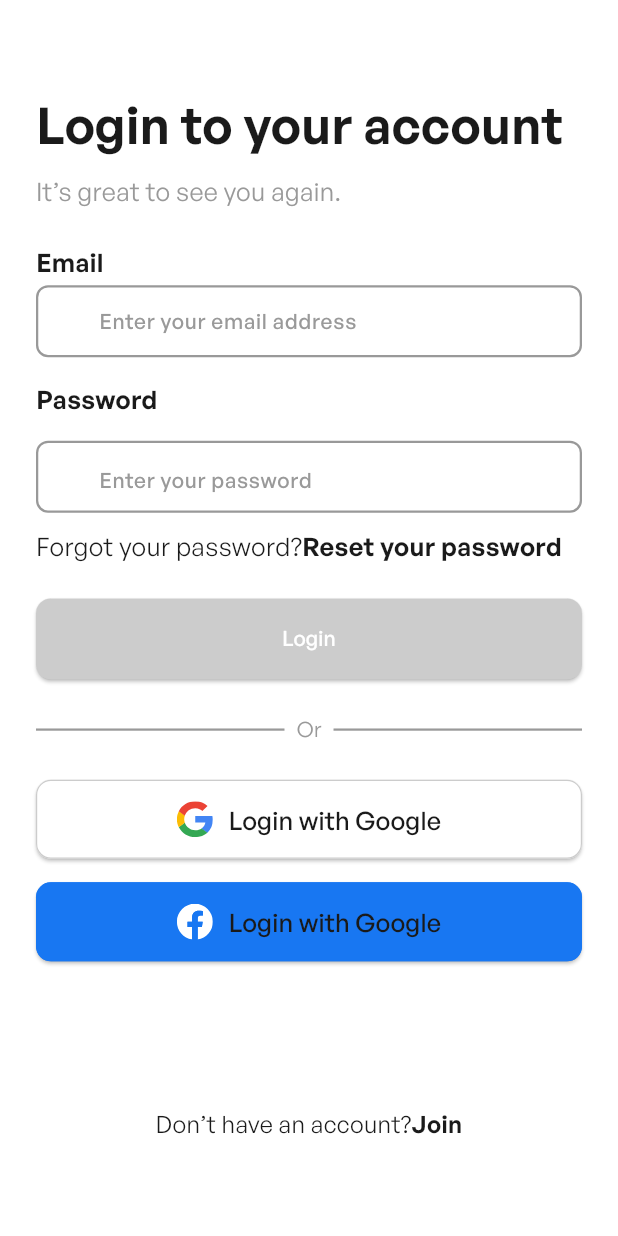
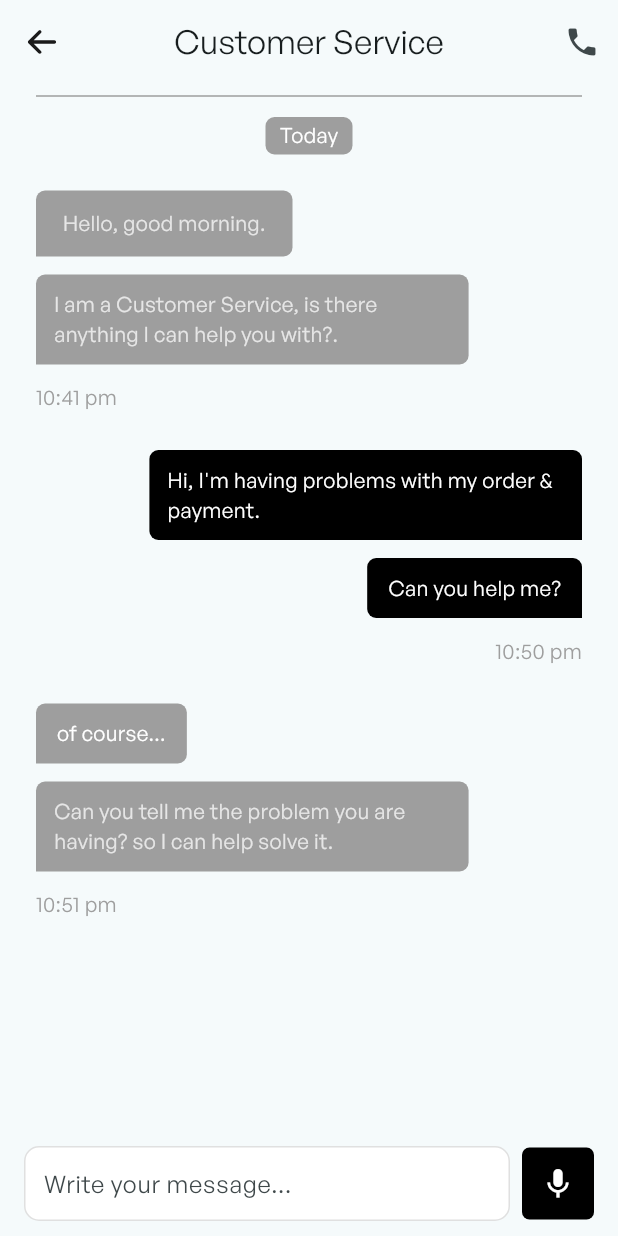
Before and after one commit to Clevrem5/storeApp, a Flutter app: the screen it shows after launch, on a phone screen of 412 x 824 dp. Run offline on Flutter 3.47's test engine with Material 3 defaults, Android fonts, the phone set to English and light mode, and no system bars; our stand-ins replace bloc, cached_network_image, dio, equatable, flutter_bloc, flutter_map and 12 more; missing offline and left inert: birth_picker; accounts and stored records are empty.

Commit message:
Chat Tayyor

```diff
--- /dev/null
+++ b/lib/Features/customer_service/pages/customer_service.dart
@@ -0,0 +1,15 @@
+import 'package:flutter/material.dart';
+import 'package:store_app/Features/customer_service/widgets/customer_service_view_app_bar.dart';
+import 'package:store_app/Features/customer_service/widgets/customer_service_view_body.dart';
+
+class CustomerServiceView extends StatelessWidget {
+  const CustomerServiceView({super.key});
+
+  @override
+  Widget build(BuildContext context) {
+    return Scaffold(
+      appBar: CustomerServiceViewAppBar(),
+      body: CustomerServiceViewBody(),
+    );
+  }
+}
--- /dev/null
+++ b/lib/Features/customer_service/widgets/customer_service_view_app_bar.dart
@@ -0,0 +1,27 @@
+import 'package:flutter/material.dart';
+import 'package:flutter_svg/flutter_svg.dart';
+
+class CustomerServiceViewAppBar extends StatelessWidget implements PreferredSizeWidget {
+  const CustomerServiceViewAppBar({super.key});
+
+  @override
+  Size get preferredSize => const Size.fromHeight(kToolbarHeight);
+
+  @override
+  Widget build(BuildContext context) {
+    return AppBar(
+      title: const Text("Customer Service"),
+      centerTitle: true,
+      leading: IconButton(
+        icon: SvgPicture.asset("assets/icons/back.svg"),
+        onPressed: () => Navigator.pop(context),
+      ),
+      actions: [
+        IconButton(
+          icon: const Icon(Icons.phone),
+          onPressed: () {},
+        ),
+      ],
+    );
+  }
+}
--- /dev/null
+++ b/lib/Features/customer_service/widgets/customer_service_view_body.dart
@@ -0,0 +1,284 @@
+import 'package:flutter/material.dart';
+
+import '../../../Core/utils/app_colors.dart';
+
+class CustomerServiceViewBody extends StatelessWidget {
+  const CustomerServiceViewBody({
+    super.key,
+  });
+
+  @override
+  Widget build(BuildContext context) {
+    return Column(
+      children: [
+        const Divider(
+          color: Colors.grey,
+          thickness: 1,
+          indent: 24,
+          endIndent: 24,
+        ),
+        const SizedBox(height: 6),
+        Container(
+          alignment: Alignment.center,
+          width: 58,
+          height: 25,
+          decoration: BoxDecoration(
+            color: Colors.grey,
+            borderRadius: BorderRadius.circular(6),
+          ),
+          child: const Text(
+            "Today",
+            style: TextStyle(color: AppColors.white),
+          ),
+        ),
+        SizedBox(
+          height: 24,
+        ),
+        Align(
+          alignment: Alignment.centerLeft,
+          child: Container(
+            alignment: Alignment.center,
+            margin: EdgeInsets.only(left: 24),
+            width: 171,
+            height: 44,
+            decoration: BoxDecoration(
+              color: Colors.grey,
+              borderRadius: BorderRadius.only(
+                topLeft: Radius.circular(6),
+                topRight: Radius.circular(6),
+                bottomRight: Radius.circular(6),
+              ),
+            ),
+            child: const Text(
+              "Hello, good morning.",
+              style: TextStyle(color: AppColors.bottomBorder),
+            ),
+          ),
+        ),
+        SizedBox(height: 12),
+        Align(
+          alignment: Alignment.centerLeft,
+          child: Container(
+            alignment: Alignment.center,
+            margin: EdgeInsets.only(left: 24),
+            padding: EdgeInsets.symmetric(horizontal: 12, vertical: 10),
+            constraints: BoxConstraints(
+              maxWidth: MediaQuery.of(context).size.width * 0.7,
+            ),
+            decoration: BoxDecoration(
+              color: Colors.grey,
+              borderRadius: BorderRadius.only(
+                topLeft: Radius.circular(6),
+                topRight: Radius.circular(6),
+                bottomRight: Radius.circular(6),
+              ),
+            ),
+            child: const Text(
+              "I am a Customer Service, is there anything I can help you with?.",
+              style: TextStyle(color: AppColors.bottomBorder),
+              softWrap: true,
+            ),
+          ),
+        ),
+        SizedBox(
+          height: 12,
+        ),
+        Align(
+          alignment: Alignment.centerLeft,
+          child: Padding(
+            padding: EdgeInsets.only(left: 24),
+            child: Text(
+              "10:41 pm",
+              style: TextStyle(color: Colors.grey),
+            ),
+          ),
+        ),
+        SizedBox(
+          height: 25,
+        ),
+        Align(
+          alignment: Alignment.centerRight,
+          child: Container(
+            alignment: Alignment.center,
+            margin: EdgeInsets.only(right: 24),
+            padding: EdgeInsets.symmetric(horizontal: 12, vertical: 10),
+            constraints: BoxConstraints(
+              maxWidth: MediaQuery.of(context).size.width * 0.7,
+            ),
+            decoration: BoxDecoration(
+              color: Colors.black,
+              borderRadius: BorderRadius.only(
+                topLeft: Radius.circular(6),
+                topRight: Radius.circular(6),
+                bottomLeft: Radius.circular(6),
+              ),
+            ),
+            child: const Text(
+              "Hi, I'm having problems with my order & payment.",
+              style: TextStyle(color: AppColors.white),
+              softWrap: true,
+            ),
+          ),
+        ),
+        SizedBox(
+          height: 12,
+        ),
+        Align(
+          alignment: Alignment.centerRight,
+          child: Container(
+            margin: EdgeInsets.only(right: 24),
+            padding: EdgeInsets.symmetric(horizontal: 14, vertical: 10),
+            constraints: BoxConstraints(
+              maxWidth: MediaQuery.of(context).size.width * 0.7,
+            ),
+            decoration: BoxDecoration(
+              color: Colors.black,
+              borderRadius: BorderRadius.only(
+                topLeft: Radius.circular(6),
+                topRight: Radius.circular(6),
+                bottomLeft: Radius.circular(6),
+              ),
+            ),
+            child: const Text(
+              "Can you help me?",
+              style: TextStyle(
+                color: AppColors.white,
+                fontSize: 14,
+              ),
+              textAlign: TextAlign.left,
+              softWrap: true,
+            ),
+          ),
+        ),
+        SizedBox(
+          height: 12,
+        ),
+        Align(
+          alignment: Alignment.centerRight,
+          child: Padding(
+            padding: EdgeInsets.only(right: 24),
+            child: Text(
+              "10:50 pm",
+              style: TextStyle(color: Colors.grey),
+            ),
+          ),
+        ),
+        SizedBox(
+          height: 25,
+        ),
+        Align(
+          alignment: Alignment.centerLeft,
+          child: Container(
+            margin: EdgeInsets.only(left: 24),
+            padding: EdgeInsets.symmetric(horizontal: 14, vertical: 10),
+            constraints: BoxConstraints(
+              maxWidth: MediaQuery.of(context).size.width * 0.7,
+            ),
+            decoration: BoxDecoration(
+              color: Colors.grey,
+              borderRadius: BorderRadius.only(
+                topLeft: Radius.circular(6),
+                topRight: Radius.circular(6),
+                bottomRight: Radius.circular(6),
+              ),
+            ),
+            child: const Text(
+              "of course...",
+              style: TextStyle(
+                color: AppColors.white,
+                fontSize: 14,
+              ),
+              textAlign: TextAlign.right,
+              softWrap: true,
+            ),
+          ),
+        ),
+        SizedBox(
+          height: 12,
+        ),
+        Align(
+          alignment: Alignment.centerLeft,
+          child: Container(
+            alignment: Alignment.center,
+            margin: EdgeInsets.only(left: 24),
+            padding: EdgeInsets.symmetric(horizontal: 12, vertical: 10),
+            constraints: BoxConstraints(
+              maxWidth: MediaQuery.of(context).size.width * 0.7,
+            ),
+            decoration: BoxDecoration(
+              color: Colors.grey,
+              borderRadius: BorderRadius.only(
+                topLeft: Radius.circular(6),
+                topRight: Radius.circular(6),
+                bottomRight: Radius.circular(6),
+              ),
+            ),
+            child: const Text(
+              "Can you tell me the problem you are having? so I can help solve it.",
+              style: TextStyle(color: AppColors.bottomBorder),
+              softWrap: true,
+            ),
+          ),
+        ),
+        SizedBox(
+          height: 12,
+        ),
+        Align(
+          alignment: Alignment.centerLeft,
+          child: Padding(
+            padding: EdgeInsets.only(left: 24),
+            child: Text(
+              "10:51 pm",
+              style: TextStyle(color: Colors.grey),
+            ),
+          ),
+        ),
+        SizedBox(
+          height: 27,
+        ),
+        Expanded(
+          child: Column(
+            children: [
+              Expanded(child: Container()),
+              Padding(
+                padding:
+                    const EdgeInsets.symmetric(horizontal: 16.0, vertical: 10),
+                child: Row(
+                  children: [
+                    Expanded(
+                      child: Container(
+                        padding: const EdgeInsets.symmetric(horizontal: 12),
+                        decoration: BoxDecoration(
+                          color: Colors.white,
+                          borderRadius: BorderRadius.circular(10),
+                          border: Border.all(color: Colors.grey.shade300),
+                        ),
+                        child: const TextField(
+                          decoration: InputDecoration(
+                            hintText: "Write your message...",
+                            border: InputBorder.none,
+                          ),
+                        ),
+                      ),
+                    ),
+                    const SizedBox(width: 8),
+                    Container(
+                      decoration: BoxDecoration(
+                        color: Colors.black,
+                        borderRadius: BorderRadius.circular(5),
+                      ),
+                      child: IconButton(
+                        icon: const Icon(Icons.mic, color: Colors.white),
+                        onPressed: () {},
+                      ),
+                    ),
+                  ],
+                ),
+              ),
+            ],
+          ),
+        )
+      ],
+    );
+  }
+}
--- a/lib/core/navigation/router.dart
+++ b/lib/core/navigation/router.dart
@@ -34,6 +34,7 @@ import '../../Features/Auth/store_onboarding/page/state_oboarding_detail.dart';
 import '../../Features/account_page/page/account_detail.dart';
 import '../../Features/checkout/presentation/page/adress_view.dart';
 import '../../Features/checkout/presentation/page/checkout.dart';
+import '../../Features/customer_service/pages/customer_service.dart';
 import '../../Features/details/page/product_details.dart';
 import '../../Features/my orders/page/my_orders_view.dart';
 import '../../Features/myCart/presentation/page/cart_detail.dart';
@@ -42,7 +43,7 @@ import '../../Features/saved_page/manager/saved_bloc.dart';
 
 final router = GoRouter(
   navigatorKey: navigatorKey,
-  initialLocation: Routes.login,
+  initialLocation: Routes.customerService,
   routes: [
     GoRoute(
       path: Routes.newAddress,
@@ -207,5 +208,9 @@ final router = GoRouter(
         child: SignUpDetail(),
       ),
     ),
+    GoRoute(
+      path: Routes.customerService,
+      builder: (context, state) => CustomerServiceView(),
+    ),
   ],
 );
--- a/lib/core/navigation/routes.dart
+++ b/lib/core/navigation/routes.dart
@@ -27,4 +27,5 @@ class Routes {
   static const String notificationPermission = "/notification";
 
   static  String get(int id) => "/details/$id";
+  static const String customerService = "/customer-service";
 }
```
